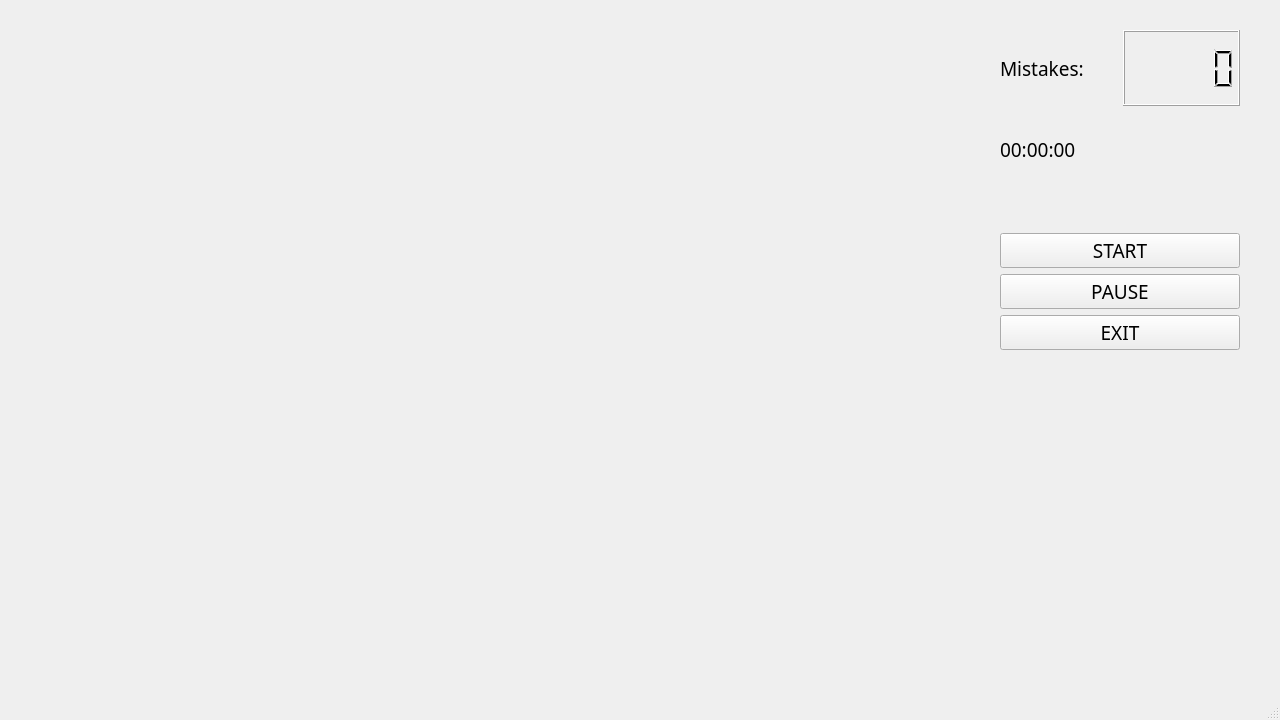
The window that MemoryTrainingPY/resources/ui/game.ui (ElliotMoran/MemoryTrainingPY) describes before a commit, drawn with Qt 5.
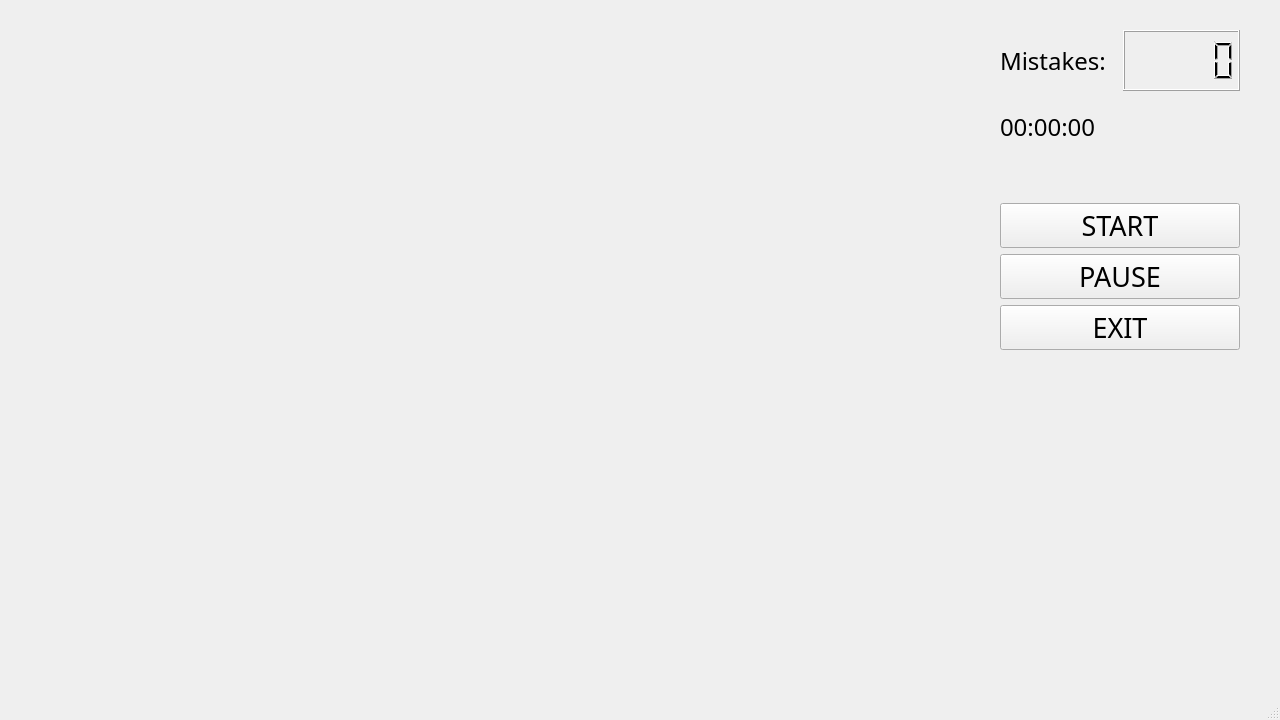
The same window after the commit.

What changed in the file:
```diff
--- a/MemoryTrainingPY/resources/ui/game.ui
+++ b/MemoryTrainingPY/resources/ui/game.ui
@@ -187,7 +187,7 @@
          <property name="font">
           <font>
            <family>MV Boli</family>
-           <pointsize>14</pointsize>
+           <pointsize>18</pointsize>
           </font>
          </property>
          <property name="text">
@@ -205,7 +205,7 @@
        <property name="font">
         <font>
          <family>MV Boli</family>
-         <pointsize>14</pointsize>
+         <pointsize>18</pointsize>
         </font>
        </property>
        <property name="text">
@@ -236,7 +236,7 @@
          <property name="font">
           <font>
            <family>MV Boli</family>
-           <pointsize>14</pointsize>
+           <pointsize>20</pointsize>
           </font>
          </property>
          <property name="text">
@@ -249,7 +249,7 @@
          <property name="font">
           <font>
            <family>MV Boli</family>
-           <pointsize>14</pointsize>
+           <pointsize>20</pointsize>
           </font>
          </property>
          <property name="text">
@@ -262,7 +262,7 @@
          <property name="font">
           <font>
            <family>MV Boli</family>
-           <pointsize>14</pointsize>
+           <pointsize>20</pointsize>
           </font>
          </property>
          <property name="text">
```
Left out of the diff: 2 changed lines with no effect on the pictures.
